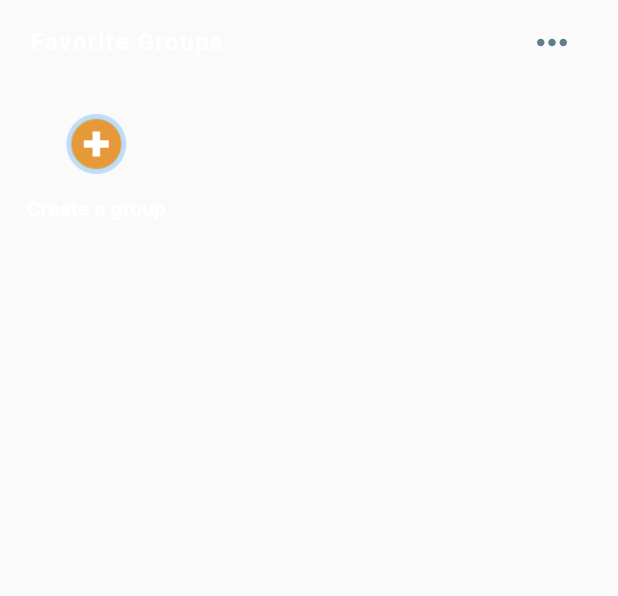
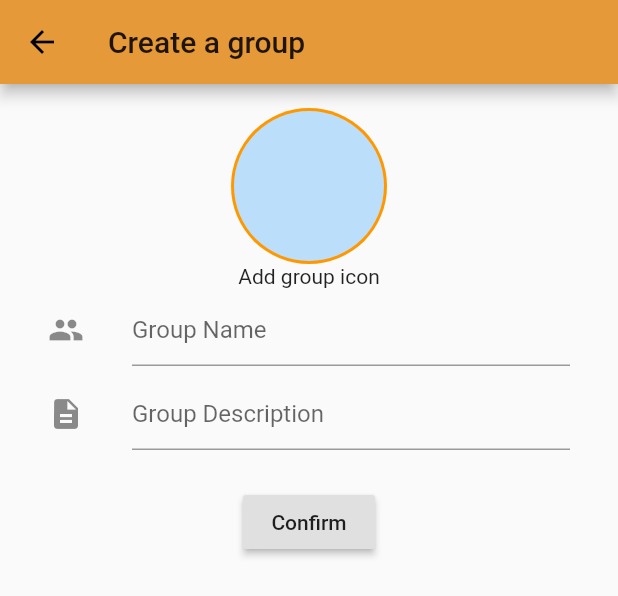
Before and after one commit to Kevmetv2/pyggy_bank, a Flutter app: the FavoriteGroups widget shown alone on an empty page, opened directly with empty values, after a tap on "Create a group", on a phone screen of 412 x 824 dp. Shown: the top 596 px of the screen. Run offline on Flutter 3.47's test engine with Material 2 defaults, Android fonts, the light colour scheme and no system bars; our stand-ins replace charts_flutter, cloud_firestore, firebase_auth, flutter_slidable, flutter_svg, google_sign_in and 1 more; missing offline and left inert: barcode_scan, esys_flutter_share, flutter_sliding_up_panel, flutter_string_encryption, giffy_dialog, qr_code_scanner; accounts and stored records are empty.

Commit message:
Add new group

```diff
--- /dev/null
+++ b/lib/pages/add_new_group.dart
@@ -0,0 +1,26 @@
+import 'package:cloud_firestore/cloud_firestore.dart';
+import 'package:flutter/cupertino.dart';
+import 'package:flutter/material.dart';
+import 'package:flutter_svg/flutter_svg.dart';
+import 'package:pyggybank/models/group_model.dart';
+import 'package:pyggybank/models/transaction_model.dart';
+import 'package:pyggybank/models/user.dart';
+import 'package:pyggybank/widgets/creategroup.dart';
+
+void main() => runApp(AddNewGroup());
+
+class AddNewGroup extends StatelessWidget {
+
+  @override
+  Widget build(BuildContext context) {
+    final appTitle = 'Create a group';
+    return Scaffold(
+        appBar: AppBar(
+          title: Text(appTitle),
+        ),
+      backgroundColor: Color(0xFFF4F4F4),
+      body: creategroup(),
+    );
+
+  }
+}
--- /dev/null
+++ b/lib/widgets/creategroup.dart
@@ -0,0 +1,103 @@
+import 'package:cloud_firestore/cloud_firestore.dart';
+import 'package:flutter/cupertino.dart';
+import 'package:flutter/material.dart';
+import 'package:flutter_svg/flutter_svg.dart';
+import 'package:pyggybank/models/group_model.dart';
+import 'package:pyggybank/models/transaction_model.dart';
+import 'package:pyggybank/models/user.dart';
+
+
+
+// Create a Group widget.
+class creategroup extends StatefulWidget {
+  @override
+  creategroupState createState() {
+    return creategroupState();
+  }
+}
+
+// Create a corresponding State class.
+// This class holds data related to the form.
+class creategroupState extends State<creategroup> {
+  // Create a global key that uniquely identifies the Form widget
+  // and allows validation of the form.
+  //
+  // Note: This is a GlobalKey<FormState>,
+  // not a GlobalKey<MyCustomFormState>.
+  final _formKey = GlobalKey<FormState>();
+
+  @override
+  Widget build(BuildContext context) {
+    // Build a Form widget using the _formKey created above.
+    return Scaffold(
+
+      body: Container(
+        padding:
+        const EdgeInsets.symmetric(vertical: 16.0, horizontal: 16.0),
+        child: Builder(
+          builder: (context) =>
+              Form(key: _formKey,
+
+                child: Column(
+                  crossAxisAlignment: CrossAxisAlignment.center,
+
+                  children: <Widget>[
+                    CircleAvatar(
+
+                      radius: 52,
+                      backgroundColor: Colors.orange,
+
+                      child: CircleAvatar(
+                        radius: 50,
+
+                      ),
+                    ),
+
+                    Text(
+                      'Add group icon',
+                    ),
+
+                    new ListTile(
+                      leading: const Icon(Icons.group),
+                      title: new TextField(
+                        decoration: new InputDecoration(
+                          hintText: "Group Name",
+                        ),
+                      ),
+                    ),
+                    new ListTile(
+                      leading: const Icon(Icons.description),
+                      title: new TextField(
+                        decoration: new InputDecoration(
+                          hintText: "Group Description",
+                        ),
+                      ),
+
+                    ),
+
+                    Padding(
+                      padding: const EdgeInsets.symmetric(vertical: 20.0),
+                      child: RaisedButton(
+                        onPressed: () {
+                          // Validate returns true if the form is valid, or false
+                          // otherwise.
+                          if (_formKey.currentState.validate()) {
+                            // If the form is valid, display a Snackbar.
+
+                            Scaffold.of(context)
+                                .showSnackBar(SnackBar(content: Text(
+                                'Submitting form',textAlign: TextAlign.center,style: TextStyle() )));
+                          }
+                        },
+                        child: Text('Confirm',
+                        ),
+                      ),
+                    ),
+                  ],
+                ),
+              ),
+        ),
+      ),
+    );
+  }
+}
--- a/lib/widgets_group/favorite_groups.dart
+++ b/lib/widgets_group/favorite_groups.dart
@@ -1,6 +1,7 @@
 import 'package:flutter/material.dart';
 import 'package:flutter_svg/flutter_svg.dart';
 import 'package:pyggybank/models/group_model.dart';
+import 'package:pyggybank/pages/add_new_group.dart';
 import 'package:pyggybank/pages/group_stat_screen.dart';
 
 class FavoriteGroups extends StatelessWidget {
@@ -70,7 +71,14 @@ class FavoriteGroups extends StatelessWidget {
                         ],
                       ),
                     ),
-                    onTap: () {},
+                    onTap: () {Navigator.push(
+                      context,
+                      MaterialPageRoute(
+                        builder: (context) => AddNewGroup(),
+
+                      ),
+                    );
+                    },
                   );
                 }
                 return GestureDetector(
```
Also changed, not shown: pubspec.lock, 1 other file.
